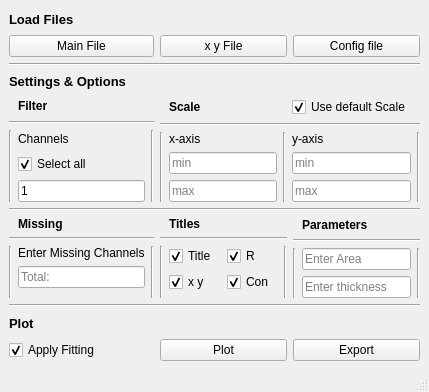
Qt form antranik/view/main_view.ui (abdullahsumbal/data-analysis) before a commit.
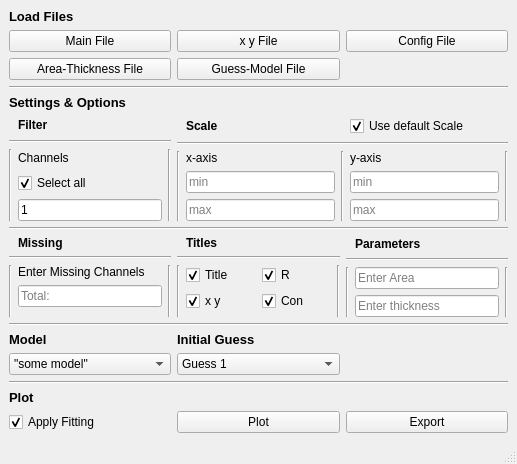
The same form after that commit.

Commit message: added guess and model dropdown in view

Patch:
```diff
--- a/antranik/view/main_view.ui
+++ b/antranik/view/main_view.ui
@@ -6,8 +6,8 @@
    <rect>
     <x>0</x>
     <y>0</y>
-    <width>388</width>
-    <height>392</height>
+    <width>517</width>
+    <height>452</height>
    </rect>
   </property>
   <property name="windowTitle">
@@ -23,7 +23,177 @@
    <layout class="QGridLayout" name="gridLayout_2">
     <item row="0" column="0">
      <layout class="QGridLayout" name="gridLayout" columnstretch="1,1,1">
-      <item row="7" column="0" colspan="3">
+      <item row="13" column="1">
+       <widget class="QPushButton" name="pushButton_4">
+        <property name="text">
+         <string>Plot</string>
+        </property>
+       </widget>
+      </item>
+      <item row="13" column="2">
+       <widget class="QPushButton" name="pushButton_5">
+        <property name="text">
+         <string>Export</string>
+        </property>
+       </widget>
+      </item>
+      <item row="5" column="0">
+       <layout class="QGridLayout" name="gridLayout_3">
+        <item row="2" column="1">
+         <widget class="QLabel" name="label_4">
+          <property name="text">
+           <string>Channels</string>
+          </property>
+         </widget>
+        </item>
+        <item row="3" column="1">
+         <widget class="QCheckBox" name="checkBox">
+          <property name="text">
+           <string>Select all</string>
+          </property>
+          <property name="checked">
+           <bool>true</bool>
+          </property>
+         </widget>
+        </item>
+        <item row="0" column="1">
+         <widget class="QLabel" name="label_3">
+          <property name="font">
+           <font>
+            <weight>75</weight>
+            <bold>true</bold>
+           </font>
+          </property>
+          <property name="text">
+           <string>Filter</string>
+          </property>
+         </widget>
+        </item>
+        <item row="4" column="1">
+         <widget class="QLineEdit" name="lineEdit">
+          <property name="toolTip">
+           <string>Enter a channel</string>
+          </property>
+          <property name="text">
+           <string>1</string>
+          </property>
+          <property name="placeholderText">
+           <string>Enter a Channel</string>
+          </property>
+         </widget>
+        </item>
+        <item row="2" column="2" rowspan="3">
+         <widget class="Line" name="line_4">
+          <property name="orientation">
+           <enum>Qt::Vertical</enum>
+          </property>
+         </widget>
+        </item>
+        <item row="2" column="0" rowspan="3">
+         <widget class="Line" name="line_2">
+          <property name="orientation">
+           <enum>Qt::Vertical</enum>
+          </property>
+         </widget>
+        </item>
+        <item row="1" column="0" colspan="3">
+         <widget class="Line" name="line_3">
+          <property name="orientation">
+           <enum>Qt::Horizontal</enum>
+          </property>
+         </widget>
+        </item>
+       </layout>
+      </item>
+      <item row="13" column="0">
+       <widget class="QCheckBox" name="checkBox_5">
+        <property name="text">
+         <string>Apply Fitting</string>
+        </property>
+        <property name="checked">
+         <bool>true</bool>
+        </property>
+       </widget>
+      </item>
+      <item row="7" column="1">
+       <layout class="QGridLayout" name="gridLayout_7">
+        <item row="2" column="0" rowspan="3">
+         <widget class="Line" name="line_16">
+          <property name="orientation">
+           <enum>Qt::Vertical</enum>
+          </property>
+         </widget>
+        </item>
+        <item row="1" column="0" colspan="4">
+         <widget class="Line" name="line_12">
+          <property name="orientation">
+           <enum>Qt::Horizontal</enum>
+          </property>
+         </widget>
+        </item>
+        <item row="2" column="3" rowspan="3">
+         <widget class="Line" name="line_17">
+          <property name="orientation">
+           <enum>Qt::Vertical</enum>
+          </property>
+         </widget>
+        </item>
+        <item row="0" column="1">
+         <widget class="QLabel" name="label_10">
+          <property name="font">
+           <font>
+            <weight>75</weight>
+            <bold>true</bold>
+           </font>
+          </property>
+          <property name="text">
+           <string>Titles</string>
+          </property>
+         </widget>
+        </item>
+        <item row="3" column="1">
+         <widget class="QCheckBox" name="checkBox_4">
+          <property name="text">
+           <string>x y</string>
+          </property>
+          <property name="checked">
+           <bool>true</bool>
+          </property>
+         </widget>
+        </item>
+        <item row="2" column="1">
+         <widget class="QCheckBox" name="checkBox_3">
+          <property name="text">
+           <string>Title</string>
+          </property>
+          <property name="checked">
+           <bool>true</bool>
+          </property>
+         </widget>
+        </item>
+        <item row="2" column="2">
+         <widget class="QCheckBox" name="checkBox_6">
+          <property name="text">
+           <string>R</string>
+          </property>
+          <property name="checked">
+           <bool>true</bool>
+          </property>
+         </widget>
+        </item>
+        <item row="3" column="2">
+         <widget class="QCheckBox" name="checkBox_7">
+          <property name="text">
+           <string>Con</string>
+          </property>
+          <property name="checked">
+           <bool>true</bool>
+          </property>
+         </widget>
+        </item>
+       </layout>
+      </item>
+      <item row="8" column="0" colspan="3">
        <widget class="Line" name="line_10">
         <property name="orientation">
          <enum>Qt::Horizontal</enum>
@@ -37,7 +207,7 @@
         </property>
        </widget>
       </item>
-      <item row="3" column="0">
+      <item row="4" column="0">
        <widget class="QLabel" name="label_2">
         <property name="font">
          <font>
@@ -51,13 +221,6 @@
         </property>
        </widget>
       </item>
-      <item row="1" column="1">
-       <widget class="QPushButton" name="pushButton_2">
-        <property name="text">
-         <string>x y File</string>
-        </property>
-       </widget>
-      </item>
       <item row="0" column="0">
        <widget class="QLabel" name="label">
         <property name="font">
@@ -72,28 +235,28 @@
         </property>
        </widget>
       </item>
-      <item row="2" column="0" colspan="3">
+      <item row="3" column="0" colspan="3">
        <widget class="Line" name="line">
         <property name="orientation">
          <enum>Qt::Horizontal</enum>
         </property>
        </widget>
       </item>
-      <item row="8" column="0">
-       <widget class="QLabel" name="label_12">
-        <property name="font">
-         <font>
-          <pointsize>10</pointsize>
-          <weight>75</weight>
-          <bold>true</bold>
-         </font>
+      <item row="1" column="1">
+       <widget class="QPushButton" name="pushButton_2">
+        <property name="text">
+         <string>x y File</string>
         </property>
+       </widget>
+      </item>
+      <item row="2" column="1">
+       <widget class="QPushButton" name="pushButton_7">
         <property name="text">
-         <string>Plot</string>
+         <string>Guess-Model File</string>
         </property>
        </widget>
       </item>
-      <item row="5" column="0" colspan="3">
+      <item row="6" column="0" colspan="3">
        <widget class="Line" name="line_9">
         <property name="orientation">
          <enum>Qt::Horizontal</enum>
@@ -103,11 +266,139 @@
       <item row="1" column="2">
        <widget class="QPushButton" name="pushButton_3">
         <property name="text">
-         <string>Config file</string>
+         <string>Config File</string>
         </property>
        </widget>
       </item>
-      <item row="4" column="1" colspan="2">
+      <item row="12" column="0">
+       <widget class="QLabel" name="label_12">
+        <property name="font">
+         <font>
+          <pointsize>10</pointsize>
+          <weight>75</weight>
+          <bold>true</bold>
+         </font>
+        </property>
+        <property name="text">
+         <string>Plot</string>
+        </property>
+       </widget>
+      </item>
+      <item row="11" column="0" colspan="3">
+       <widget class="Line" name="line_20">
+        <property name="orientation">
+         <enum>Qt::Horizontal</enum>
+        </property>
+       </widget>
+      </item>
+      <item row="7" column="0">
+       <layout class="QGridLayout" name="gridLayout_6">
+        <item row="1" column="0" colspan="3">
+         <widget class="Line" name="line_11">
+          <property name="orientation">
+           <enum>Qt::Horizontal</enum>
+          </property>
+         </widget>
+        </item>
+        <item row="0" column="1">
+         <widget class="QLabel" name="label_9">
+          <property name="font">
+           <font>
+            <weight>75</weight>
+            <bold>true</bold>
+           </font>
+          </property>
+          <property name="text">
+           <string>Missing</string>
+          </property>
+         </widget>
+        </item>
+        <item row="2" column="1">
+         <widget class="QLabel" name="label_8">
+          <property name="text">
+           <string>Enter Missing Channels</string>
+          </property>
+         </widget>
+        </item>
+        <item row="3" column="1">
+         <widget class="QLineEdit" name="lineEdit_6">
+          <property name="placeholderText">
+           <string>Total: </string>
+          </property>
+         </widget>
+        </item>
+        <item row="2" column="2" rowspan="3">
+         <widget class="Line" name="line_15">
+          <property name="orientation">
+           <enum>Qt::Vertical</enum>
+          </property>
+         </widget>
+        </item>
+        <item row="2" column="0" rowspan="3">
+         <widget class="Line" name="line_14">
+          <property name="orientation">
+           <enum>Qt::Vertical</enum>
+          </property>
+         </widget>
+        </item>
+       </layout>
+      </item>
+      <item row="7" column="2">
+       <layout class="QGridLayout" name="gridLayout_8">
+        <item row="2" column="0" rowspan="2">
+         <widget class="Line" name="line_18">
+          <property name="orientation">
+           <enum>Qt::Vertical</enum>
+          </property>
+         </widget>
+        </item>
+        <item row="0" column="1">
+         <widget class="QLabel" name="label_11">
+          <property name="font">
+           <font>
+            <weight>75</weight>
+            <bold>true</bold>
+           </font>
+          </property>
+          <property name="text">
+           <string>Parameters</string>
+          </property>
+         </widget>
+        </item>
+        <item row="2" column="1">
+         <widget class="QLineEdit" name="lineEdit_7">
+          <property name="placeholderText">
+           <string>Enter Area</string>
+          </property>
+         </widget>
+        </item>
+        <item row="1" column="0" colspan="3">
+         <widget class="Line" name="line_13">
+          <property name="orientation">
+           <enum>Qt::Horizontal</enum>
+          </property>
+         </widget>
+        </item>
+        <item row="3" column="1">
+         <widget class="QLineEdit" name="lineEdit_8">
+          <property name="text">
+           <string/>
+          </property>
+          <property name="placeholderText">
+           <string>Enter thickness</string>
+          </property>
+         </widget>
+        </item>
+        <item row="2" column="2" rowspan="2">
+         <widget class="Line" name="line_19">
+          <property name="orientation">
+           <enum>Qt::Vertical</enum>
+          </property>
+         </widget>
+        </item>
+       </layout>
+      </item>
+      <item row="5" column="1" colspan="2">
        <layout class="QGridLayout" name="gridLayout_4">
         <item row="2" column="4" rowspan="3">
          <widget class="Line" name="line_7">
@@ -204,280 +495,66 @@
         </item>
        </layout>
       </item>
-      <item row="6" column="2">
-       <layout class="QGridLayout" name="gridLayout_8">
-        <item row="2" column="0" rowspan="2">
-         <widget class="Line" name="line_18">
-          <property name="orientation">
-           <enum>Qt::Vertical</enum>
-          </property>
-         </widget>
-        </item>
-        <item row="0" column="1">
-         <widget class="QLabel" name="label_11">
-          <property name="font">
-           <font>
-            <weight>75</weight>
-            <bold>true</bold>
-           </font>
-          </property>
-          <property name="text">
-           <string>Parameters</string>
-          </property>
-         </widget>
-        </item>
-        <item row="2" column="1">
-         <widget class="QLineEdit" name="lineEdit_7">
-          <property name="placeholderText">
-           <string>Enter Area</string>
-          </property>
-         </widget>
-        </item>
-        <item row="1" column="0" colspan="3">
-         <widget class="Line" name="line_13">
-          <property name="orientation">
-           <enum>Qt::Horizontal</enum>
-          </property>
-         </widget>
-        </item>
-        <item row="3" column="1">
-         <widget class="QLineEdit" name="lineEdit_8">
-          <property name="text">
-           <string/>
-          </property>
-          <property name="placeholderText">
-           <string>Enter thickness</string>
-          </property>
-         </widget>
-        </item>
-        <item row="2" column="2" rowspan="2">
-         <widget class="Line" name="line_19">
-          <property name="orientation">
-           <enum>Qt::Vertical</enum>
-          </property>
-         </widget>
-        </item>
-       </layout>
-      </item>
-      <item row="6" column="0">
-       <layout class="QGridLayout" name="gridLayout_6">
-        <item row="1" column="0" colspan="3">
-         <widget class="Line" name="line_11">
-          <property name="orientation">
-           <enum>Qt::Horizontal</enum>
-          </property>
-         </widget>
-        </item>
-        <item row="0" column="1">
-         <widget class="QLabel" name="label_9">
-          <property name="font">
-           <font>
-            <weight>75</weight>
-            <bold>true</bold>
-           </font>
-          </property>
-          <property name="text">
-           <string>Missing</string>
-          </property>
-         </widget>
-        </item>
-        <item row="2" column="1">
-         <widget class="QLabel" name="label_8">
-          <property name="text">
-           <string>Enter Missing Channels</string>
-          </property>
-         </widget>
-        </item>
-        <item row="3" column="1">
-         <widget class="QLineEdit" name="lineEdit_6">
-          <property name="placeholderText">
-           <string>Total: </string>
-          </property>
-         </widget>
-        </item>
-        <item row="2" column="2" rowspan="3">
-         <widget class="Line" name="line_15">
-          <property name="orientation">
-           <enum>Qt::Vertical</enum>
-          </property>
-         </widget>
-        </item>
-        <item row="2" column="0" rowspan="3">
-         <widget class="Line" name="line_14">
-          <property name="orientation">
-           <enum>Qt::Vertical</enum>
-          </property>
-         </widget>
-        </item>
-       </layout>
-      </item>
-      <item row="6" column="1">
-       <layout class="QGridLayout" name="gridLayout_7">
-        <item row="2" column="0" rowspan="3">
-         <widget class="Line" name="line_16">
-          <property name="orientation">
-           <enum>Qt::Vertical</enum>
-          </property>
-         </widget>
-        </item>
-        <item row="1" column="0" colspan="4">
-         <widget class="Line" name="line_12">
-          <property name="orientation">
-           <enum>Qt::Horizontal</enum>
-          </property>
-         </widget>
-        </item>
-        <item row="2" column="3" rowspan="3">
-         <widget class="Line" name="line_17">
-          <property name="orientation">
-           <enum>Qt::Vertical</enum>
-          </property>
-         </widget>
-        </item>
-        <item row="0" column="1">
-         <widget class="QLabel" name="label_10">
-          <property name="font">
-           <font>
-            <weight>75</weight>
-            <bold>true</bold>
-           </font>
-          </property>
-          <property name="text">
-           <string>Titles</string>
-          </property>
-         </widget>
-        </item>
-        <item row="3" column="1">
-         <widget class="QCheckBox" name="checkBox_4">
-          <property name="text">
-           <string>x y</string>
-          </property>
-          <property name="checked">
-           <bool>true</bool>
-          </property>
-         </widget>
-        </item>
-        <item row="2" column="1">
-         <widget class="QCheckBox" name="checkBox_3">
-          <property name="text">
-           <string>Title</string>
-          </property>
-          <property name="checked">
-           <bool>true</bool>
-          </property>
-         </widget>
-        </item>
-        <item row="2" column="2">
-         <widget class="QCheckBox" name="checkBox_6">
-          <property name="text">
-           <string>R</string>
-          </property>
-          <property name="checked">
-           <bool>true</bool>
-          </property>
-         </widget>
-        </item>
-        <item row="3" column="2">
-         <widget class="QCheckBox" name="checkBox_7">
-          <property name="text">
-           <string>Con</string>
-          </property>
-          <property name="checked">
-           <bool>true</bool>
-          </property>
-         </widget>
-        </item>
-       </layout>
-      </item>
-      <item row="4" column="0">
-       <layout class="QGridLayout" name="gridLayout_3">
-        <item row="2" column="1">
-         <widget class="QLabel" name="label_4">
-          <property name="text">
-           <string>Channels</string>
-          </property>
-         </widget>
-        </item>
-        <item row="3" column="1">
-         <widget class="QCheckBox" name="checkBox">
-          <property name="text">
-           <string>Select all</string>
-          </property>
-          <property name="checked">
-           <bool>true</bool>
-          </property>
-         </widget>
-        </item>
-        <item row="0" column="1">
-         <widget class="QLabel" name="label_3">
-          <property name="font">
-           <font>
-            <weight>75</weight>
-            <bold>true</bold>
-           </font>
-          </property>
-          <property name="text">
-           <string>Filter</string>
-          </property>
-         </widget>
-        </item>
-        <item row="4" column="1">
-         <widget class="QLineEdit" name="lineEdit">
-          <property name="toolTip">
-           <string>Enter a channel</string>
-          </property>
-          <property name="text">
-           <string>1</string>
-          </property>
-          <property name="placeholderText">
-           <string>Enter a Channel</string>
-          </property>
-         </widget>
-        </item>
-        <item row="2" column="2" rowspan="3">
-         <widget class="Line" name="line_4">
-          <property name="orientation">
-           <enum>Qt::Vertical</enum>
-          </property>
-         </widget>
-        </item>
-        <item row="2" column="0" rowspan="3">
-         <widget class="Line" name="line_2">
-          <property name="orientation">
-           <enum>Qt::Vertical</enum>
-          </property>
-         </widget>
-        </item>
-        <item row="1" column="0" colspan="3">
-         <widget class="Line" name="line_3">
-          <property name="orientation">
-           <enum>Qt::Horizontal</enum>
-          </property>
-         </widget>
-        </item>
-       </layout>
-      </item>
-      <item row="9" column="0">
-       <widget class="QCheckBox" name="checkBox_5">
+      <item row="2" column="0">
+       <widget class="QPushButton" name="pushButton_6">
         <property name="text">
-         <string>Apply Fitting</string>
+         <string>Area-Thickness File</string>
         </property>
-        <property name="checked">
-         <bool>true</bool>
-        </property>
+       </widget>
+      </item>
+      <item row="10" column="0">
+       <widget class="QComboBox" name="comboBox">
+        <item>
+         <property name="text">
+          <string>&quot;some model&quot;</string>
+         </property>
+        </item>
+        <item>
+         <property name="text">
+          <string>some model2</string>
+         </property>
+        </item>
+       </widget>
+      </item>
+      <item row="10" column="1">
+       <widget class="QComboBox" name="comboBox_2">
+        <item>
+         <property name="text">
+          <string>Guess 1</string>
+         </property>
+        </item>
+        <item>
+         <property name="text">
+          <string>Guess 2</string>
+         </property>
+        </item>
        </widget>
       </item>
       <item row="9" column="1">
-       <widget class="QPushButton" name="pushButton_4">
+       <widget class="QLabel" name="label_13">
+        <property name="font">
+         <font>
+          <pointsize>10</pointsize>
+          <weight>75</weight>
+          <bold>true</bold>
+         </font>
+        </property>
         <property name="text">
-         <string>Plot</string>
+         <string>Initial Guess</string>
         </property>
        </widget>
       </item>
-      <item row="9" column="2">
-       <widget class="QPushButton" name="pushButton_5">
+      <item row="9" column="0">
+       <widget class="QLabel" name="label_14">
+        <property name="font">
+         <font>
+          <pointsize>10</pointsize>
+          <weight>75</weight>
+          <bold>true</bold>
+         </font>
+        </property>
         <property name="text">
-         <string>Export</string>
+         <string>Model</string>
         </property>
        </widget>
       </item>
@@ -490,7 +567,7 @@
     <rect>
      <x>0</x>
      <y>0</y>
-     <width>388</width>
+     <width>517</width>
      <height>20</height>
     </rect>
    </property>
```
The commit also changes 3 other files.
